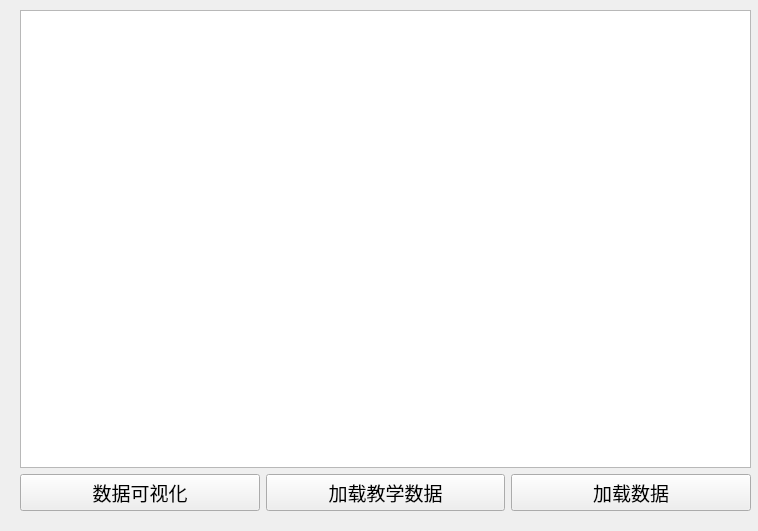
Before: the Qt Designer form data_windows.ui in leechfile/bpnet-edu, drawn with Qt 5.
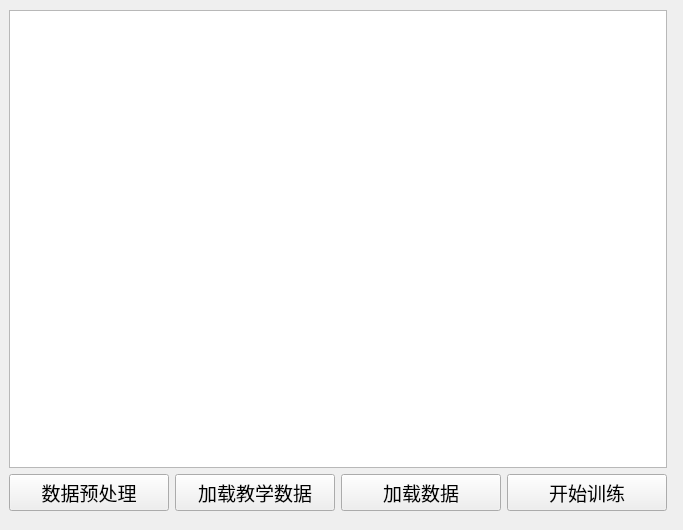
After: the same form once the commit is applied.

```diff
--- a/data_windows.ui
+++ b/data_windows.ui
@@ -6,8 +6,8 @@
    <rect>
     <x>0</x>
     <y>0</y>
-    <width>758</width>
-    <height>531</height>
+    <width>683</width>
+    <height>530</height>
    </rect>
   </property>
   <property name="font">
@@ -22,9 +22,9 @@
   <widget class="QWidget" name="verticalLayoutWidget">
    <property name="geometry">
     <rect>
-     <x>20</x>
+     <x>9</x>
      <y>10</y>
-     <width>731</width>
+     <width>658</width>
      <height>501</height>
     </rect>
    </property>
@@ -37,7 +37,7 @@
       <item>
        <widget class="QPushButton" name="Pre_btn">
         <property name="text">
-         <string>数据可视化</string>
+         <string>数据预处理</string>
         </property>
        </widget>
       </item>
@@ -55,6 +55,13 @@
         </property>
        </widget>
       </item>
+      <item>
+       <widget class="QPushButton" name="Train_btn">
+        <property name="text">
+         <string>开始训练</string>
+        </property>
+       </widget>
+      </item>
      </layout>
     </item>
    </layout>
```
Left out of the diff: 2 changed lines with no effect on the pictures.
